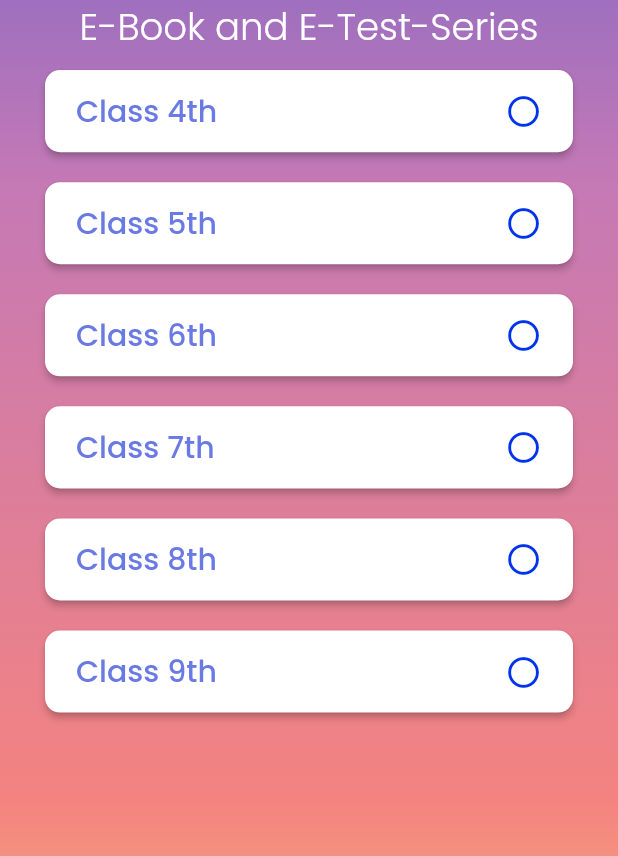
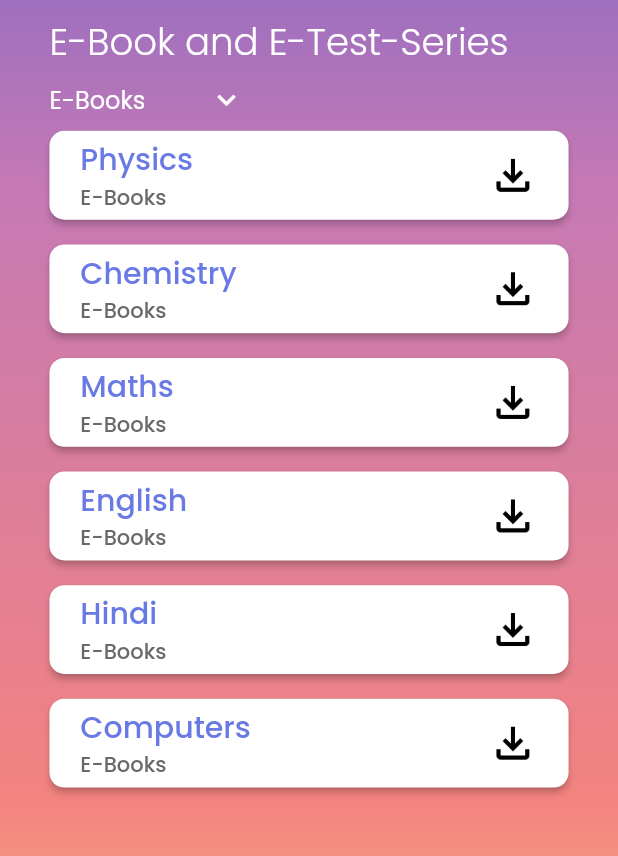
Before and after one commit to IVARA-Application/IV-APP-DEV-TEAM-2, a Flutter app: the StudentEbook screen opened directly, on a phone screen of 412 x 824 dp, the part 124-980 px from its top. Run offline on Flutter 3.47's test engine with Material 2 defaults, Android fonts, the phone set to English and light mode, and no system bars; our stand-ins replace cached_network_image, carousel_pro, chewie, cloud_firestore, dropdown_formfield, file_picker and 12 more; missing offline and left inert: condition, flutter_downloader, flutter_glow; accounts and stored records are empty.

Commit message:
E-books and E-Test Series Final

```diff
--- a/lib/student_screens/student_homepage/navbar section/E-books/eBooksAndTestSeries.dart
+++ b/lib/student_screens/student_homepage/navbar section/E-books/eBooksAndTestSeries.dart
@@ -1,5 +1,4 @@
 import 'package:flutter/material.dart';
-import 'package:font_awesome_flutter/font_awesome_flutter.dart';
 import 'package:new_ivara_app/constant/colours.dart';
 import 'package:new_ivara_app/constant/constants.dart';
 
@@ -13,57 +12,142 @@ class StudentEbook extends StatefulWidget {
 
 class _StudentEbookState extends State<StudentEbook> {
   final GlobalKey<ScaffoldState> _scaffoldKey = new GlobalKey<ScaffoldState>();
-  List classes = [
-    'Class 4th',
-    'Class 5th',
-    'Class 6th',
-    'Class 7th',
-    'Class 8th',
-    'Class 9th'
+  List subjects = [
+    'Physics',
+    'Chemistry',
+    'Maths',
+    'English',
+    'Hindi',
+    'Computers'
   ];
-  int currentIndex=-1;
-
-  Widget makeTabs(height, width) {
+  int currentIndex = 0;
+  List<String> tabs = ['E-Books', 'E-Test-Series'];
+  Widget makeBookTabs(height, width) {
     return ListView.builder(
-        itemCount: classes.length,
+        itemCount: subjects.length,
         itemBuilder: (context, index) {
           return Padding(
-            padding: EdgeInsets.symmetric(horizontal: 30.0, vertical: 10.0),
+            padding: EdgeInsets.symmetric(vertical: height * 0.01),
             child: ElevatedButton(
               onPressed: () {
                 setState(() {
-                  currentIndex=index;
+                  currentIndex = index;
                 });
-
               },
               style: ElevatedButton.styleFrom(
                 shape: kCardShape,
                 padding: EdgeInsets.symmetric(
-                    vertical: height * 0.015, horizontal: width * 0.05),
+                    vertical: height * 0.005, horizontal: width * 0.05),
                 primary: Colors.white,
               ),
               child: Row(
                 mainAxisAlignment: MainAxisAlignment.spaceBetween,
                 children: [
-                  Flexible(
-                    child: Text(
-                      classes[index],
-                      style: ftt(context).headline6.copyWith(color: kLightBlue),
+                  Column(
+                    crossAxisAlignment: CrossAxisAlignment.start,
+                    children: [
+                      Text(
+                        subjects[index],
+                        style:
+                            ftt(context).headline6.copyWith(color: kLightBlue),
                       ),
+                      Text('E-Books',
+                          style: TextStyle(color: Color(0xFF696969))),
+                    ],
                   ),
-                  Stack(
-                    alignment: Alignment.center,
-                    children: [
-                      Icon(Icons.brightness_1_outlined,
-                          color: kDarkBlue, size: height * 0.03),
-                      currentIndex==index?Icon(Icons.circle, color: kDarkBlue, size: height * 0.02):Center(),
-                    ],
-                  )
+                  Tab(
+                      icon: Container(
+                          height: height * 0.04,
+                          width: height * 0.04,
+                          child: Image.asset(
+                            "assets/file_download.png",
+                            fit: BoxFit.cover,
+                          ))),
                 ],
               ),
             ),
           );
         });
+  }
+
+  Widget makeTestSeriesTabs(height, width) {
+    return ListView.builder(
+        itemCount: subjects.length,
+        itemBuilder: (context, index) {
+          return Padding(
+            padding: EdgeInsets.symmetric(vertical: height * 0.01),
+            child: ElevatedButton(
+              onPressed: () {
+                setState(() {
+                  currentIndex = index;
+                });
+              },
+              style: ElevatedButton.styleFrom(
+                shape: kCardShape,
+                padding: EdgeInsets.symmetric(
+                    vertical: height * 0.005, horizontal: width * 0.05),
+                primary: Colors.white,
+              ),
+              child: Row(
+                mainAxisAlignment: MainAxisAlignment.spaceBetween,
+                children: [
+                  Column(
+                    crossAxisAlignment: CrossAxisAlignment.start,
+                    children: [
+                      Text(
+                        subjects[index],
+                        style:
+                            ftt(context).headline6.copyWith(color: kLightBlue),
+                      ),
+                      Text('E-Test Series',
+                          style: TextStyle(color: Color(0xFF696969))),
+                    ],
+                  ),
+                  Tab(
+                      icon: Container(
+                          height: height * 0.04,
+                          width: height * 0.04,
+                          child: Image.asset(
+                            "assets/file_download.png",
+                            fit: BoxFit.cover,
+                          ))),
+                ],
+              ),
+            ),
+          );
+        });
+  }
+
+  Widget makeDropDown({List<String> list}) {
+    return DropdownButtonHideUnderline(
+      child: DropdownButton<String>(
+        isDense: true,
+        elevation: 0,
+        hint: Text(list[0], style: TextStyle(color: Colors.white)),
+        icon: Icon(
+          Icons.keyboard_arrow_down,
+          color: Colors.white,
+        ),
+        items: list.map((String value) {
+          return DropdownMenuItem<String>(
+            value: value,
+            child: Text(value),
+          );
+        }).toList(),
+        onChanged: (value) {
+          print(value);
+          if (value == 'E-Books') {
+            setState(() {
+              currentIndex = 0;
+            });
+          } else if (value == 'E-Test-Series') {
+            setState(() {
+              currentIndex = 1;
+            });
+          }
+        },
+      ),
+    );
   }
 
   @override
@@ -79,7 +163,11 @@ class _StudentEbookState extends State<StudentEbook> {
               decoration: kBGdecoration,
               height: double.infinity,
               width: double.infinity,
+              child: Padding(
+                padding: EdgeInsets.symmetric(
+                    horizontal: width * 0.08, vertical: 10.0),
                 child: Column(
+                  crossAxisAlignment: CrossAxisAlignment.start,
                   children: [
                     SizedBox(height: height * 0.1),
                     Text(
@@ -89,10 +177,15 @@ class _StudentEbookState extends State<StudentEbook> {
                           fontWeight: FontWeight.w300,
                           fontSize: height * 0.03),
                     ),
+                    SizedBox(height: height * 0.01),
+                    makeDropDown(list: tabs),
                     Expanded(
-                    child: makeTabs(height, width),
+                      child: currentIndex == 0
+                          ? makeBookTabs(height, width)
+                          : makeTestSeriesTabs(height, width),
                     )
                   ],
+                ),
               )),
           StudentNavbar(_scaffoldKey),
         ],
--- a/lib/student_screens/student_homepage/navbar section/E-books/ebooks.dart
+++ b/lib/student_screens/student_homepage/navbar section/E-books/ebooks.dart
@@ -2,6 +2,7 @@ import 'package:flutter/material.dart';
 import 'package:font_awesome_flutter/font_awesome_flutter.dart';
 import 'package:new_ivara_app/constant/colours.dart';
 import 'package:new_ivara_app/constant/constants.dart';
+import 'package:new_ivara_app/student_screens/student_homepage/navbar%20section/E-books/eBooksAndTestSeries.dart';
 
 import '../../../drawer.dart';
 import '../navbar.dart';
@@ -34,7 +35,7 @@ class _StudentEbooksState extends State<StudentEbooks> {
                 setState(() {
                   currentIndex=index;
                 });
-
+                Navigator.push(context,MaterialPageRoute(builder: (context)=>StudentEbook()));
               },
               style: ElevatedButton.styleFrom(
                 shape: kCardShape,
```
Also changed, not shown: assets/download.svg (added), assets/file_download.png (added). Lines whose indentation alone changed are shown as unchanged.
